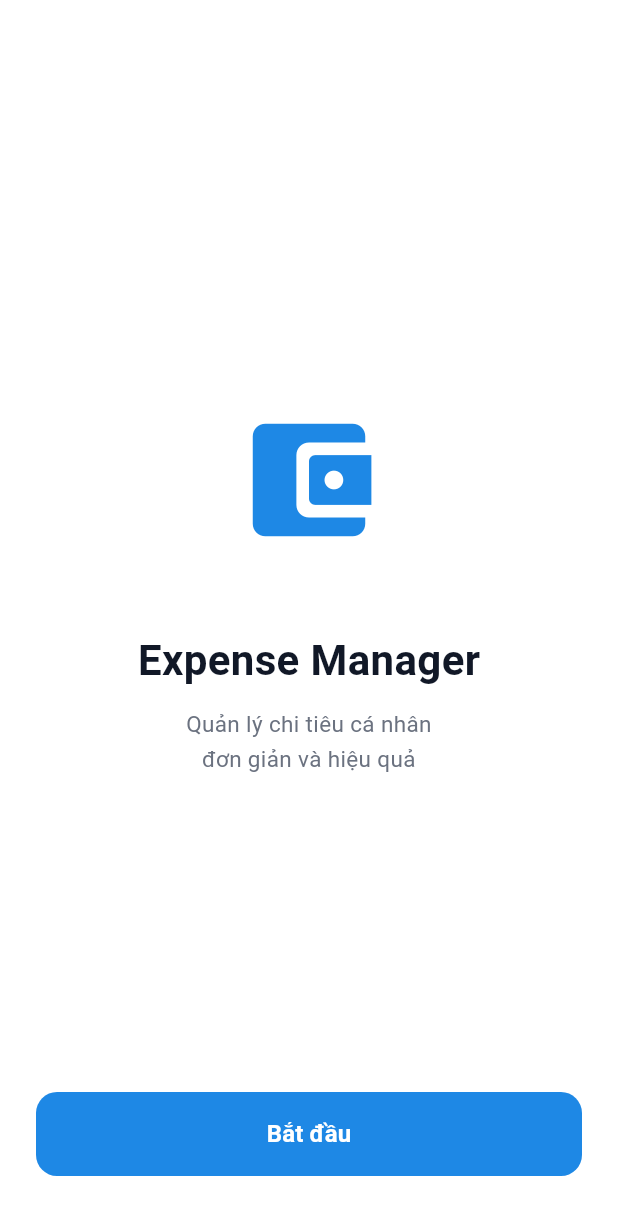
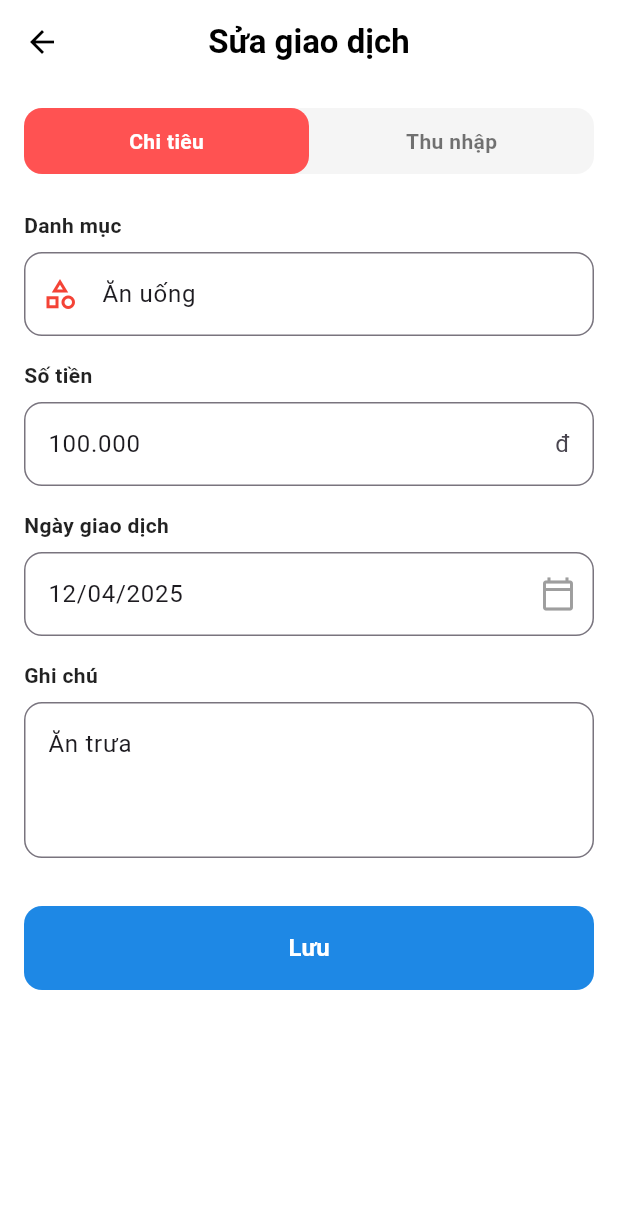
Before and after one commit to lmthuankhmt2411020-wq/KHMT2411020_LeMinhThuan_casestudy1, a Flutter app: the screen it shows after launch, on a phone screen of 412 x 824 dp. Shown: the top 1215 px of the screen. Run offline on Flutter 3.47's test engine with Material 3 defaults, Android fonts, the phone set to English and light mode, and no system bars.

Commit message:
Buoi 3: Hoan thanh man hinh Them va Sua giao dich

```diff
--- a/lib/main.dart
+++ b/lib/main.dart
@@ -16,56 +16,143 @@ class ExpenseManagerApp extends StatelessWidget {
         primarySwatch: Colors.blue,
         scaffoldBackgroundColor: Colors.white,
       ),
-      home: const WelcomeScreen(),
+      home: const EditTransactionScreen(),
     );
   }
 }
 
-class WelcomeScreen extends StatelessWidget {
-  const WelcomeScreen({super.key});
+class EditTransactionScreen extends StatefulWidget {
+  const EditTransactionScreen({super.key});
+
+  @override
+  State<EditTransactionScreen> createState() => _EditTransactionScreenState();
+}
+
+class _EditTransactionScreenState extends State<EditTransactionScreen> {
+  bool isExpense = true;
+
+  // Các Controller được điền sẵn dữ liệu cũ để người dùng chỉnh sửa
+  final _categoryController = TextEditingController(text: 'Ăn uống');
+  final _amountController = TextEditingController(text: '100.000');
+  final _dateController = TextEditingController(text: '12/04/2025');
+  final _noteController = TextEditingController(text: 'Ăn trưa');
 
   @override
   Widget build(BuildContext context) {
     return Scaffold(
-      body: SafeArea(
-        child: Padding(
-          padding: const EdgeInsets.symmetric(horizontal: 24.0, vertical: 40.0),
+      appBar: AppBar(
+        backgroundColor: Colors.white,
+        elevation: 0,
+        leading: IconButton(
+          icon: const Icon(Icons.arrow_back, color: Colors.black),
+          onPressed: () {},
+        ),
+        title: const Text(
+          'Sửa giao dịch',
+          style: TextStyle(color: Colors.black, fontWeight: FontWeight.bold),
+        ),
+        centerTitle: true,
+      ),
+      body: SingleChildScrollView(
+        padding: const EdgeInsets.all(16.0),
         child: Column(
-            mainAxisAlignment: MainAxisAlignment.center,
+          crossAxisAlignment: CrossAxisAlignment.start,
           children: [
-              const Spacer(),
             Container(
-                padding: const EdgeInsets.all(20),
               decoration: BoxDecoration(
-                  color: Colors.transparent,
-                  borderRadius: BorderRadius.circular(20),
+                color: Colors.grey[100],
+                borderRadius: BorderRadius.circular(12),
               ),
-                child: const Icon(
-                  Icons.account_balance_wallet_rounded,
-                  size: 100,
-                  color: Color(0xFF1E88E5),
+              child: Row(
+                children: [
+                  Expanded(
+                    child: GestureDetector(
+                      onTap: () => setState(() => isExpense = true),
+                      child: Container(
+                        padding: const EdgeInsets.symmetric(vertical: 12),
+                        decoration: BoxDecoration(
+                          color: isExpense ? const Color(0xFFFF5252) : Colors.transparent,
+                          borderRadius: BorderRadius.circular(12),
+                        ),
+                        alignment: Alignment.center,
+                        child: Text(
+                          'Chi tiêu',
+                          style: TextStyle(
+                            color: isExpense ? Colors.white : Colors.black54,
+                            fontWeight: FontWeight.bold,
                           ),
                         ),
-              const SizedBox(height: 30),
-              const Text(
-                'Expense Manager',
-                style: TextStyle(
-                  fontSize: 28,
-                  fontWeight: FontWeight.bold,
-                  color: Color(0xFF111827),
                       ),
                     ),
-              const SizedBox(height: 12),
-              const Text(
-                'Quản lý chi tiêu cá nhân\nđơn giản và hiệu quả',
-                textAlign: TextAlign.center,
+                  ),
+                  Expanded(
+                    child: GestureDetector(
+                      onTap: () => setState(() => isExpense = false),
+                      child: Container(
+                        padding: const EdgeInsets.symmetric(vertical: 12),
+                        decoration: BoxDecoration(
+                          color: !isExpense ? Colors.white : Colors.transparent,
+                          borderRadius: BorderRadius.circular(12),
+                        ),
+                        alignment: Alignment.center,
+                        child: Text(
+                          'Thu nhập',
                           style: TextStyle(
-                  fontSize: 15,
-                  color: Color(0xFF6B7280),
-                  height: 1.5,
+                            color: !isExpense ? Colors.black : Colors.black54,
+                            fontWeight: FontWeight.bold,
                           ),
                         ),
-              const Spacer(),
+                      ),
+                    ),
+                  ),
+                ],
+              ),
+            ),
+            const SizedBox(height: 24),
+            const Text('Danh mục', style: TextStyle(fontWeight: FontWeight.bold, color: Colors.black87)),
+            const SizedBox(height: 8),
+            TextField(
+              controller: _categoryController,
+              decoration: InputDecoration(
+                hintText: 'Nhập tên danh mục tùy ý',
+                prefixIcon: const Icon(Icons.category_outlined, color: Colors.red),
+                border: OutlineInputBorder(borderRadius: BorderRadius.circular(12)),
+              ),
+            ),
+            const SizedBox(height: 16),
+            const Text('Số tiền', style: TextStyle(fontWeight: FontWeight.bold, color: Colors.black87)),
+            const SizedBox(height: 8),
+            TextField(
+              controller: _amountController,
+              keyboardType: TextInputType.number,
+              decoration: InputDecoration(
+                hintText: 'Nhập số tiền',
+                suffixText: 'đ',
+                border: OutlineInputBorder(borderRadius: BorderRadius.circular(12)),
+              ),
+            ),
+            const SizedBox(height: 16),
+            const Text('Ngày giao dịch', style: TextStyle(fontWeight: FontWeight.bold, color: Colors.black87)),
+            const SizedBox(height: 8),
+            TextField(
+              controller: _dateController,
+              decoration: InputDecoration(
+                suffixIcon: const Icon(Icons.calendar_today_outlined, color: Colors.grey),
+                border: OutlineInputBorder(borderRadius: BorderRadius.circular(12)),
+              ),
+            ),
+            const SizedBox(height: 16),
+            const Text('Ghi chú', style: TextStyle(fontWeight: FontWeight.bold, color: Colors.black87)),
+            const SizedBox(height: 8),
+            TextField(
+              controller: _noteController,
+              maxLines: 3,
+              decoration: InputDecoration(
+                hintText: 'Nhập ghi chú (tùy chọn)',
+                border: OutlineInputBorder(borderRadius: BorderRadius.circular(12)),
+              ),
+            ),
+            const SizedBox(height: 32),
             SizedBox(
               width: double.infinity,
               height: 56,
@@ -73,25 +160,15 @@ class WelcomeScreen extends StatelessWidget {
                 onPressed: () {},
                 style: ElevatedButton.styleFrom(
                   backgroundColor: const Color(0xFF1E88E5),
-                    shape: RoundedRectangleBorder(
-                      borderRadius: BorderRadius.circular(14),
-                    ),
+                  shape: RoundedRectangleBorder(borderRadius: BorderRadius.circular(12)),
                   elevation: 0,
                 ),
-                  child: const Text(
-                    'Bắt đầu',
-                    style: TextStyle(
-                      fontSize: 16,
-                      fontWeight: FontWeight.bold,
-                      color: Colors.white,
-                    ),
-                  ),
+                child: const Text('Lưu', style: TextStyle(fontSize: 16, fontWeight: FontWeight.bold, color: Colors.white)),
               ),
             ),
           ],
         ),
       ),
-      ),
     );
   }
 }
```
Lines whose indentation alone changed are shown as unchanged.
